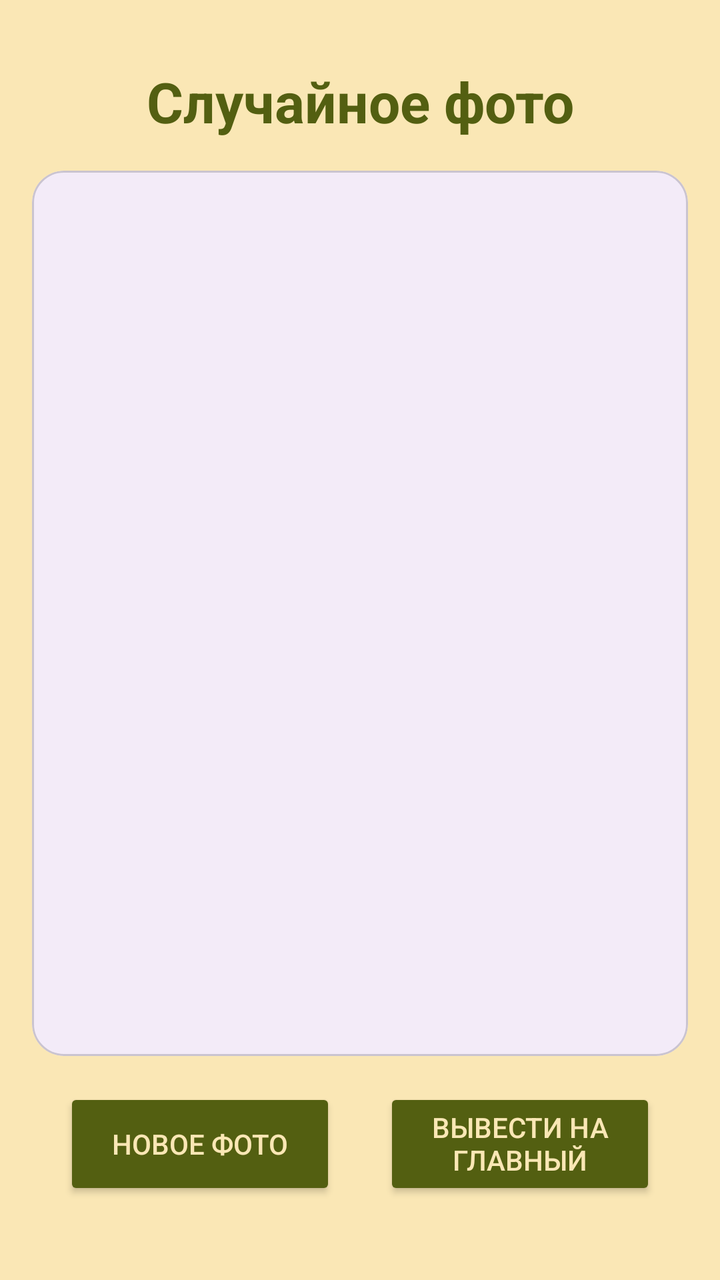
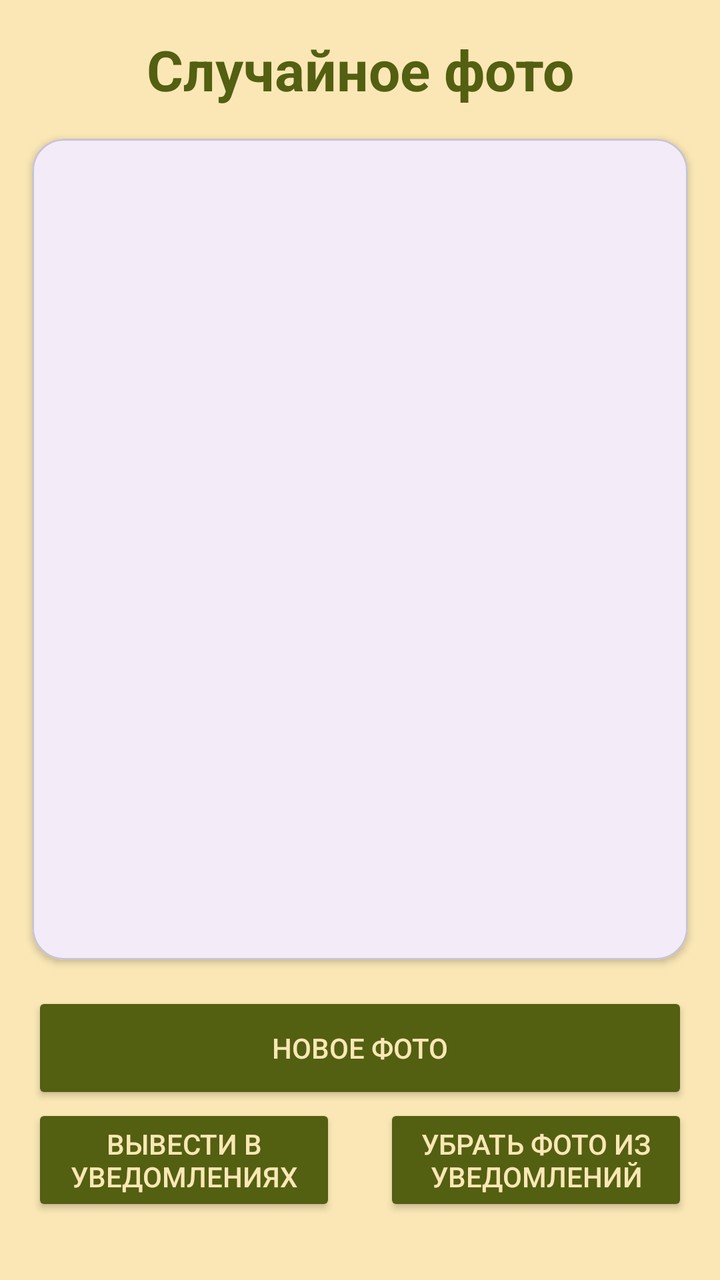

The first picture is an Android layout as it rendered before a commit; the second is the same layout after the commit. The layout source and the unified diff follow.
<!-- AndroidManifest.xml: application theme Theme.OneDayOnePhoto -->
<!-- res/layout/main_screen.xml -->
<?xml version="1.0" encoding="utf-8"?>
<androidx.constraintlayout.widget.ConstraintLayout xmlns:android="http://schemas.android.com/apk/res/android"
    xmlns:app="http://schemas.android.com/apk/res-auto"
    android:layout_width="match_parent"
    android:layout_height="match_parent"
    android:background="@color/background_color">

    
    <TextView
        android:id="@+id/tvTitle"
        android:layout_width="0dp"
        android:layout_height="wrap_content"
        android:text="@string/random_picture"
        android:textColor="@color/button_color"
        android:textSize="28sp"
        android:textStyle="bold"
        android:gravity="center"
        android:layout_marginTop="32dp"
        app:layout_constraintTop_toTopOf="parent"
        app:layout_constraintStart_toStartOf="parent"
        app:layout_constraintEnd_toEndOf="parent" />

    <com.google.android.material.card.MaterialCardView
        android:layout_width="0dp"
        android:layout_height="0dp"
        app:cardCornerRadius="16dp"
        app:cardElevation="2dp"
        app:layout_constraintTop_toBottomOf="@id/tvTitle"
        app:layout_constraintBottom_toTopOf="@id/bottomButtonsLayout"
        app:layout_constraintStart_toStartOf="parent"
        app:layout_constraintEnd_toEndOf="parent"
        app:layout_constraintVertical_bias="0.25"
        android:layout_margin="16dp">

        <ImageView
            android:id="@+id/ivPhoto"
            android:layout_width="match_parent"
            android:layout_height="match_parent"
            android:contentDescription="@string/api_picture"
            android:scaleType="centerCrop" />
    </com.google.android.material.card.MaterialCardView>

    <LinearLayout
        android:id="@+id/bottomButtonsLayout"
        android:layout_width="0dp"
        android:layout_height="wrap_content"
        android:orientation="horizontal"
        android:gravity="center"
        android:layout_marginStart="32dp"
        android:layout_marginEnd="32dp"
        android:layout_marginBottom="40dp"
        app:layout_constraintBottom_toBottomOf="parent"
        app:layout_constraintStart_toStartOf="parent"
        app:layout_constraintEnd_toEndOf="parent"
        >

        <Button
            android:id="@+id/btnNext"
            android:layout_width="0dp"
            android:layout_weight="1"
            android:layout_height="56dp"
            android:text="@string/next_photo"
            android:backgroundTint="@color/button_color"
            android:textColor="@color/background_color"
            android:layout_marginEnd="12dp" />

        <Button
            android:id="@+id/btnService"
            android:layout_width="0dp"
            android:layout_weight="1"
            android:layout_height="56dp"
            android:text="@string/create_serv"
            android:backgroundTint="@color/button_color"
            android:textColor="@color/background_color"
            android:layout_marginStart="12dp" />
    </LinearLayout>



</androidx.constraintlayout.widget.ConstraintLayout>
<!-- resources referenced by this layout -->
<resources>
  <color name="background_color">#FFFAE7B5</color>
  <color name="button_color">#FF535f11</color>
  <string name="api_picture">Api picture</string>
  <string name="create_serv">Вывести на главный экран</string>
  <string name="next_photo">Новое фото</string>
  <string name="random_picture">Случайное фото</string>
  <style name="Theme.OneDayOnePhoto" parent="Base.Theme.OneDayOnePhoto" />
  <style name="Base.Theme.OneDayOnePhoto" parent="Theme.Material3.DayNight.NoActionBar">
          
          
      </style>
</resources>

<!-- the commit's change to res/layout/main_screen.xml (unified diff, before → after) -->
@@ -15,18 +15,19 @@
         android:textSize="28sp"
         android:textStyle="bold"
         android:gravity="center"
-        android:layout_marginTop="32dp"
+        android:layout_marginTop="16dp"
         app:layout_constraintTop_toTopOf="parent"
         app:layout_constraintStart_toStartOf="parent"
         app:layout_constraintEnd_toEndOf="parent" />
 
     <com.google.android.material.card.MaterialCardView
+        android:id="@+id/photoCard"
         android:layout_width="0dp"
         android:layout_height="0dp"
         app:cardCornerRadius="16dp"
         app:cardElevation="2dp"
         app:layout_constraintTop_toBottomOf="@id/tvTitle"
-        app:layout_constraintBottom_toTopOf="@id/bottomButtonsLayout"
+        app:layout_constraintBottom_toTopOf="@id/btnNext"
         app:layout_constraintStart_toStartOf="parent"
         app:layout_constraintEnd_toEndOf="parent"
         app:layout_constraintVertical_bias="0.25"
@@ -40,29 +41,36 @@
             android:scaleType="centerCrop" />
     </com.google.android.material.card.MaterialCardView>
 
+    <Button
+        android:id="@+id/btnNext"
+        android:layout_width="0dp"
+        android:layout_weight="1"
+        android:layout_height="56dp"
+        android:text="@string/next_photo"
+        android:backgroundTint="@color/button_color"
+        android:textColor="@color/background_color"
+        android:layout_marginStart="16dp"
+        android:layout_marginEnd="16dp"
+
+        app:layout_constraintBottom_toTopOf="@id/bottomButtonsLayout"
+        app:layout_constraintStart_toStartOf="parent"
+        app:layout_constraintEnd_toEndOf="parent"
+        />
+
     <LinearLayout
         android:id="@+id/bottomButtonsLayout"
         android:layout_width="0dp"
         android:layout_height="wrap_content"
         android:orientation="horizontal"
         android:gravity="center"
-        android:layout_marginStart="32dp"
-        android:layout_marginEnd="32dp"
-        android:layout_marginBottom="40dp"
+        android:layout_marginStart="16dp"
+        android:layout_marginEnd="16dp"
+        android:layout_marginBottom="32dp"
+        android:layout_marginTop="12dp"
         app:layout_constraintBottom_toBottomOf="parent"
         app:layout_constraintStart_toStartOf="parent"
         app:layout_constraintEnd_toEndOf="parent"
         >
-
-        <Button
-            android:id="@+id/btnNext"
-            android:layout_width="0dp"
-            android:layout_weight="1"
-            android:layout_height="56dp"
-            android:text="@string/next_photo"
-            android:backgroundTint="@color/button_color"
-            android:textColor="@color/background_color"
-            android:layout_marginEnd="12dp" />
 
         <Button
             android:id="@+id/btnService"
@@ -72,7 +80,19 @@
             android:text="@string/create_serv"
             android:backgroundTint="@color/button_color"
             android:textColor="@color/background_color"
+            android:layout_marginEnd="12dp" />
+
+        <Button
+            android:id="@+id/btnStopService"
+            android:layout_width="0dp"
+            android:layout_weight="1"
+            android:layout_height="56dp"
+            android:text="@string/stop_service"
+            android:backgroundTint="@color/button_color"
+            android:textColor="@color/background_color"
             android:layout_marginStart="12dp" />
+
+
     </LinearLayout>
 
 
<!-- resource entries referenced after the edit -->
@@ -3,9 +3,10 @@
   <color name="background_color">#FFFAE7B5</color>
   <color name="button_color">#FF535f11</color>
   <string name="api_picture">Api picture</string>
-  <string name="create_serv">Вывести на главный экран</string>
+  <string name="create_serv">Вывести в уведомлениях</string>
   <string name="next_photo">Новое фото</string>
   <string name="random_picture">Случайное фото</string>
+  <string name="stop_service">Убрать фото из уведомлений</string>
   <style name="Theme.OneDayOnePhoto" parent="Base.Theme.OneDayOnePhoto" />
   <style name="Base.Theme.OneDayOnePhoto" parent="Theme.Material3.DayNight.NoActionBar">
           
